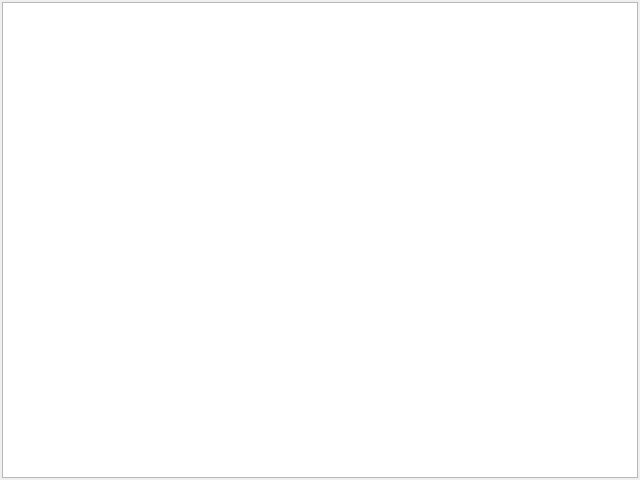
First picture: the form in views/datatable.ui, repository bendalab/NixView, before the edit.
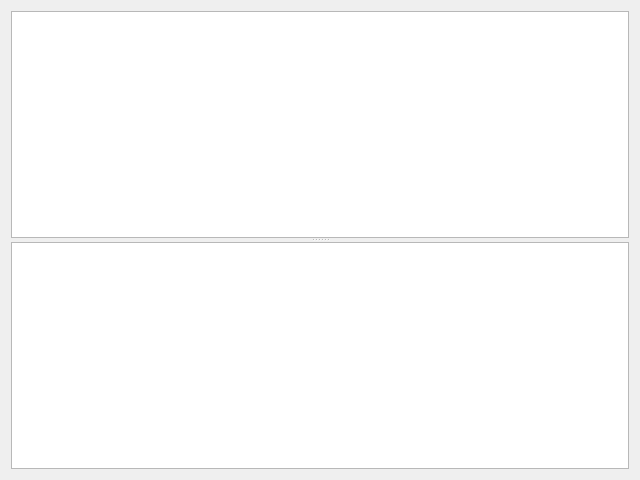
Second picture: the form after the edit.

Commit message: [datatable] display of 2D works

Patch:
```diff
--- a/views/datatable.ui
+++ b/views/datatable.ui
@@ -13,25 +13,37 @@
     <property name="windowTitle">
       <string>Form</string>
     </property>
-
-  <layout class="QGridLayout" name="gridLayout">
-   <property name="leftMargin">
-    <number>2</number>
-   </property>
-   <property name="topMargin">
-    <number>2</number>
-   </property>
-   <property name="rightMargin">
-    <number>2</number>
-   </property>
-   <property name="bottomMargin">
-    <number>2</number>
-   </property>
-   <item row="0" column="0">
+  <layout class="QHBoxLayout" name="horizontalLayout">
+   <item>
+    <widget class="QSplitter" name="splitter">
+     <property name="orientation">
+      <enum>Qt::Vertical</enum>
+     </property>
+     <widget class="QTextEdit" name="description">
+      <property name="sizePolicy">
+       <sizepolicy hsizetype="Expanding" vsizetype="Minimum">
+        <horstretch>0</horstretch>
+        <verstretch>0</verstretch>
+       </sizepolicy>
+      </property>
+      <property name="minimumSize">
+       <size>
+        <width>0</width>
+        <height>200</height>
+       </size>
+      </property>
+      <property name="acceptDrops">
+       <bool>false</bool>
+      </property>
+      <property name="readOnly">
+       <bool>true</bool>
+      </property>
+     </widget>
     <widget class="QTableView" name="table">
      <property name="editTriggers">
       <set>QAbstractItemView::NoEditTriggers</set>
      </property>
+     </widget>
     </widget>
    </item>
   </layout>
```
Lines whose indentation alone changed are shown as unchanged. The commit also changes 2 other files.
